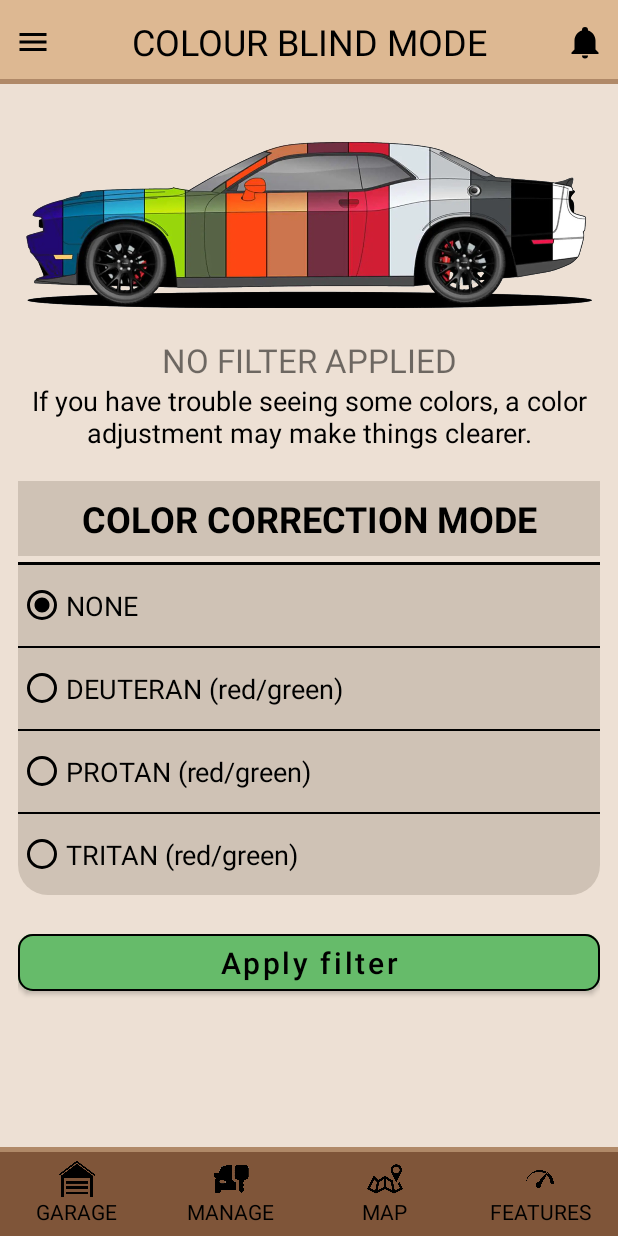
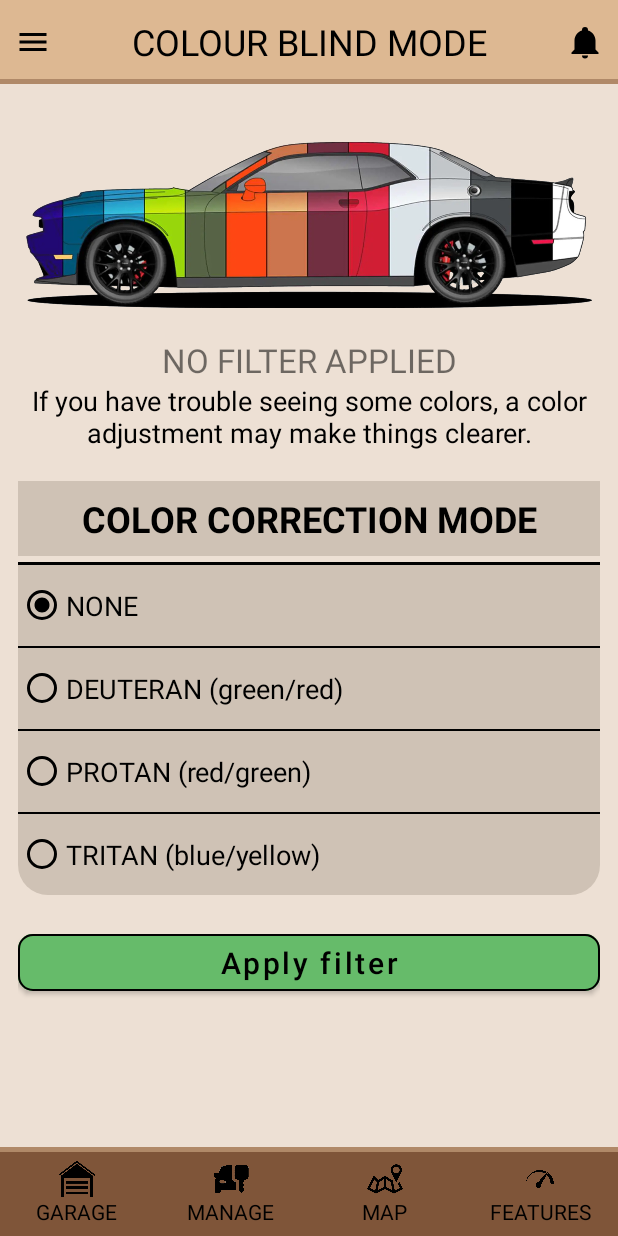
Before and after one commit to danielelurani/mycar-manager, an Android app built with Jetpack Compose: the ColourBlindActivity screen opened directly, with no data from a screen before it, on a phone screen of 412 x 824 dp. Run offline under Robolectric (Android 15) with nearby library versions, the phone set to English and light mode, and no system bars.

Commit message:
Implementazione modifica scritte e fix errori nei Radio Buttons
Implementazione della modifica della scritta inerente il filtro al click sul Radio Button corrispondente. Modifica dei testi nei Radio Buttons precedentemente errati.

```diff
--- a/app/src/main/java/com/example/mycarmanager/ColourBlindActivity.java
+++ b/app/src/main/java/com/example/mycarmanager/ColourBlindActivity.java
@@ -6,6 +6,7 @@ import android.widget.Button;
 import android.widget.ImageView;
 import android.widget.RadioButton;
 import android.widget.RadioGroup;
+import android.widget.TextView;
 
 import androidx.appcompat.app.AppCompatActivity;
 
@@ -14,6 +15,7 @@ public class ColourBlindActivity extends AppCompatActivity {
     private ImageView imageView;
     private RadioGroup radioGroup;
     private Button applyButton;
+    private TextView filterName;
 
     @Override
     protected void onCreate(Bundle savedInstanceState) {
@@ -23,6 +25,7 @@ public class ColourBlindActivity extends AppCompatActivity {
         imageView = findViewById(R.id.colourBlindExampleImage);
         radioGroup = findViewById(R.id.radioButtonsContainer);
         applyButton = findViewById(R.id.applyFilterButton);
+        filterName = findViewById(R.id.colourBlindExampleText);
 
         // Listener per i radio buttons
         radioGroup.setOnCheckedChangeListener(new RadioGroup.OnCheckedChangeListener() {
@@ -34,12 +37,16 @@ public class ColourBlindActivity extends AppCompatActivity {
                 // Cambia l'immagine in base al RadioButton selezionato
                 if (selectedRadioButton.getId() == R.id.noColourBlindRadioButton) {
                     imageView.setImageResource(R.drawable.car_rainbow_dodge_img);
+                    filterName.setText("NO FILTER APPLIED");
                 } else if (selectedRadioButton.getId() == R.id.deuteranopiaRadioButton) {
                     imageView.setImageResource(R.drawable.car_rainbow_dodge_img_deuteran);
+                    filterName.setText("DEUTERAN FIX FILTER");
                 } else if (selectedRadioButton.getId() == R.id.protanopiaRadioButton) {
                     imageView.setImageResource(R.drawable.car_rainbow_dodge_img_protan);
+                    filterName.setText("PROTAN FIX FILTER");
                 } else if (selectedRadioButton.getId() == R.id.tritanopiaRadioButton) {
                     imageView.setImageResource(R.drawable.car_rainbow_dodge_img_tritan);
+                    filterName.setText("TRITAN FIX FILTER");
                 }
             }
         });
--- a/app/src/main/res/layout/activity_colour_blind_v2.xml
+++ b/app/src/main/res/layout/activity_colour_blind_v2.xml
@@ -35,7 +35,7 @@
             android:gravity="center"
             android:text="COLOUR BLIND MODE"
             android:textColor="@color/black"
-            android:textSize="24sp" />
+            android:textSize="24sp"/>
 
         <!-- Tasto Alert -->
         <ImageView
@@ -45,7 +45,6 @@
             android:layout_gravity="center"
             android:layout_margin="10dp"
             android:src="@drawable/bell" />
-
     </LinearLayout>
 
     <!-- Bordo divisore Titolo - Main -->
@@ -216,7 +215,7 @@
                 android:buttonTint="@color/black"
                 android:checked="false"
                 android:gravity="center_vertical"
-                android:text="DEUTERAN (red/green)"
+                android:text="DEUTERAN (green/red)"
                 android:textColor="@color/black"
                 android:textSize="18sp" />
 
@@ -258,7 +257,7 @@
                 android:buttonTint="@color/black"
                 android:checked="false"
                 android:gravity="center_vertical"
-                android:text="TRITAN (red/green)"
+                android:text="TRITAN (blue/yellow)"
                 android:textColor="@color/black"
                 android:textSize="18sp" />
         </RadioGroup>
@@ -426,5 +425,5 @@
         android:layout_width="wrap_content"
         android:layout_height="wrap_content"
         android:orientation="horizontal"
-        app:layout_constraintGuide_begin="20dp" />
+        app:layout_constraintGuide_end="787dp" />
 </androidx.constraintlayout.widget.ConstraintLayout>
```
